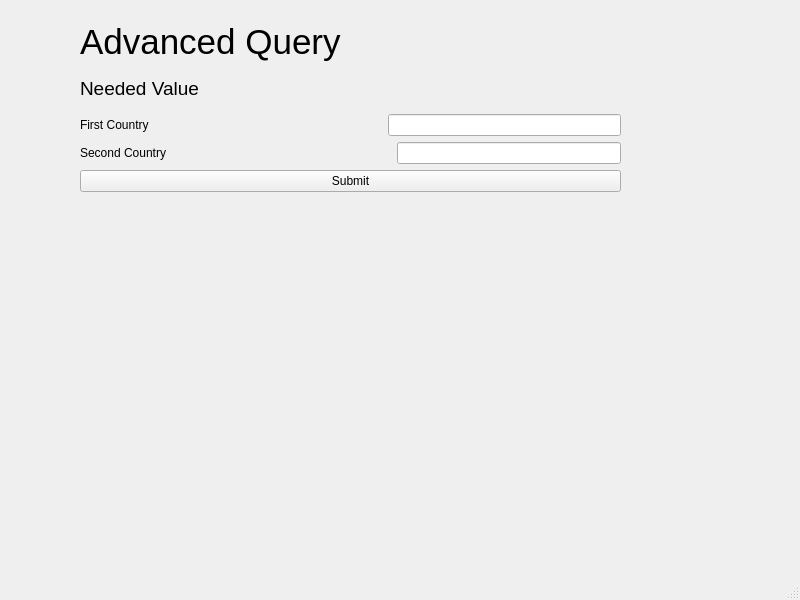
Qt form advancedQuery_new.ui (Leoyang158/SupplyChain_CSCE310) before a commit.
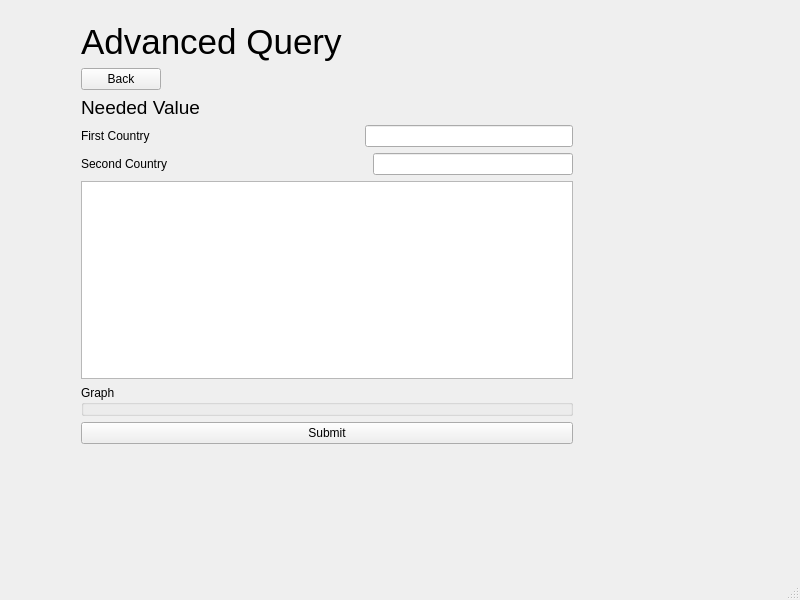
The same form after that commit.

What changed in the file:
```diff
--- a/advancedQuery_new.ui
+++ b/advancedQuery_new.ui
@@ -14,17 +14,17 @@
    <string>MainWindow</string>
   </property>
   <widget class="QWidget" name="centralwidget">
-   <widget class="QWidget" name="layoutWidget">
+   <widget class="QWidget" name="">
     <property name="geometry">
      <rect>
-      <x>80</x>
-      <y>21</y>
-      <width>541</width>
-      <height>171</height>
+      <x>81</x>
+      <y>22</y>
+      <width>492</width>
+      <height>422</height>
      </rect>
     </property>
-    <layout class="QGridLayout" name="gridLayout">
-     <item row="0" column="0">
+    <layout class="QVBoxLayout" name="verticalLayout">
+     <item>
       <widget class="QLabel" name="AdvancedQueryTitle">
        <property name="font">
         <font>
@@ -36,7 +36,31 @@
        </property>
       </widget>
      </item>
-     <item row="1" column="0">
+     <item>
+      <layout class="QHBoxLayout" name="horizontalLayout">
+       <item>
+        <widget class="QPushButton" name="uiAdvancedBack">
+         <property name="text">
+          <string>Back</string>
+         </property>
+        </widget>
+       </item>
+       <item>
+        <spacer name="horizontalSpacer_3">
+         <property name="orientation">
+          <enum>Qt::Horizontal</enum>
+         </property>
+         <property name="sizeHint" stdset="0">
+          <size>
+           <width>388</width>
+           <height>20</height>
+          </size>
+         </property>
+        </spacer>
+       </item>
+      </layout>
+     </item>
+     <item>
       <widget class="QLabel" name="NeededValueTitle">
        <property name="font">
         <font>
@@ -48,8 +72,8 @@
        </property>
       </widget>
      </item>
-     <item row="2" column="0">
-      <layout class="QHBoxLayout" name="horizontalLayout">
+     <item>
+      <layout class="QHBoxLayout" name="horizontalLayout_2">
        <item>
         <widget class="QLabel" name="uiAdvancedInput1">
          <property name="text">
@@ -79,8 +103,8 @@
        </item>
       </layout>
      </item>
-     <item row="3" column="0">
-      <layout class="QHBoxLayout" name="horizontalLayout_2">
+     <item>
+      <layout class="QHBoxLayout" name="horizontalLayout_3">
        <item>
         <widget class="QLabel" name="uiAdvancedInput2">
          <property name="text">
@@ -110,7 +134,17 @@
        </item>
       </layout>
      </item>
-     <item row="4" column="0">
+     <item>
+      <widget class="QTableView" name="uiAdvancedTable"/>
+     </item>
+     <item>
+      <widget class="QGroupBox" name="uiAdvancedGraph">
+       <property name="title">
+        <string>Graph</string>
+       </property>
+      </widget>
+     </item>
+     <item>
       <widget class="QPushButton" name="uiSubmitAdvanced">
        <property name="text">
         <string>Submit</string>
```
Left out of the diff: 2 changed lines with no effect on the pictures.
